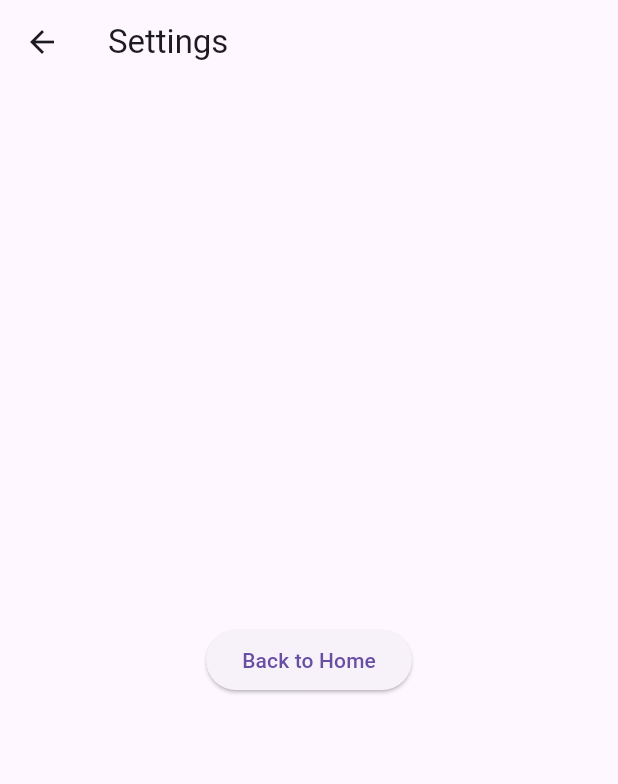
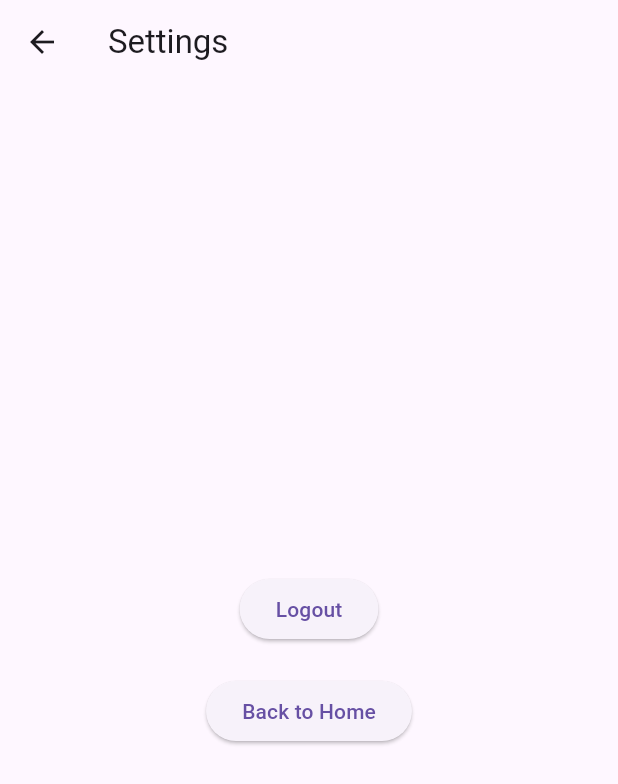
Before and after one commit to Affinity-App/Affinity-App, a Flutter app: the SettingsPage screen opened directly, on a phone screen of 412 x 824 dp. Shown: the top 784 px of the screen. Run offline on Flutter 3.47's test engine with Material 3 defaults, Android fonts, the phone set to English and light mode, and no system bars; our stand-ins replace firebase_auth, firebase_core, fl_chart, google_sign_in; accounts and stored records are empty.

Commit message:
added basic logout button, for presentation

```diff
--- a/cardiacengineering_app/lib/pages/settingsPage.dart
+++ b/cardiacengineering_app/lib/pages/settingsPage.dart
@@ -1,7 +1,9 @@
 import 'package:flutter/material.dart';
+import 'package:firebase_auth/firebase_auth.dart';
+import 'loginPage.dart';
 
 class SettingsPage extends StatelessWidget {
-  const SettingsPage({super.key});
+  const SettingsPage({Key? key}) : super(key: key);
 
   @override
   Widget build(BuildContext context) {
@@ -10,14 +12,40 @@ class SettingsPage extends StatelessWidget {
         title: const Text('Settings'),
       ),
       body: Center(
-        child: ElevatedButton(
-          onPressed: () {
-            // Navigate back to the previous page (Home page)
-            Navigator.pop(context);
-          },
-          child: const Text('Back to Home'),
+        child: Column(
+          mainAxisAlignment: MainAxisAlignment.center,
+          children: [
+            ElevatedButton(
+              onPressed: () {
+                _logout(context);
+              },
+              child: const Text('Logout'),
+            ),
+            const SizedBox(height: 20),
+            ElevatedButton(
+              onPressed: () {
+                // Navigate back to the previous page (Home page)
+                Navigator.pop(context);
+              },
+              child: const Text('Back to Home'),
+            ),
+          ],
         ),
       ),
     );
   }
+
+  Future<void> _logout(BuildContext context) async {
+    try {
+      await FirebaseAuth.instance.signOut();
+      // Navigate back to the login page
+      Navigator.pushReplacement(
+        context,
+        MaterialPageRoute(builder: (context) => LoginPage()),
+      );
+    } catch (e) {
+      print('Error logging out: $e');
+      // Handle error
+    }
+  }
 }
```
